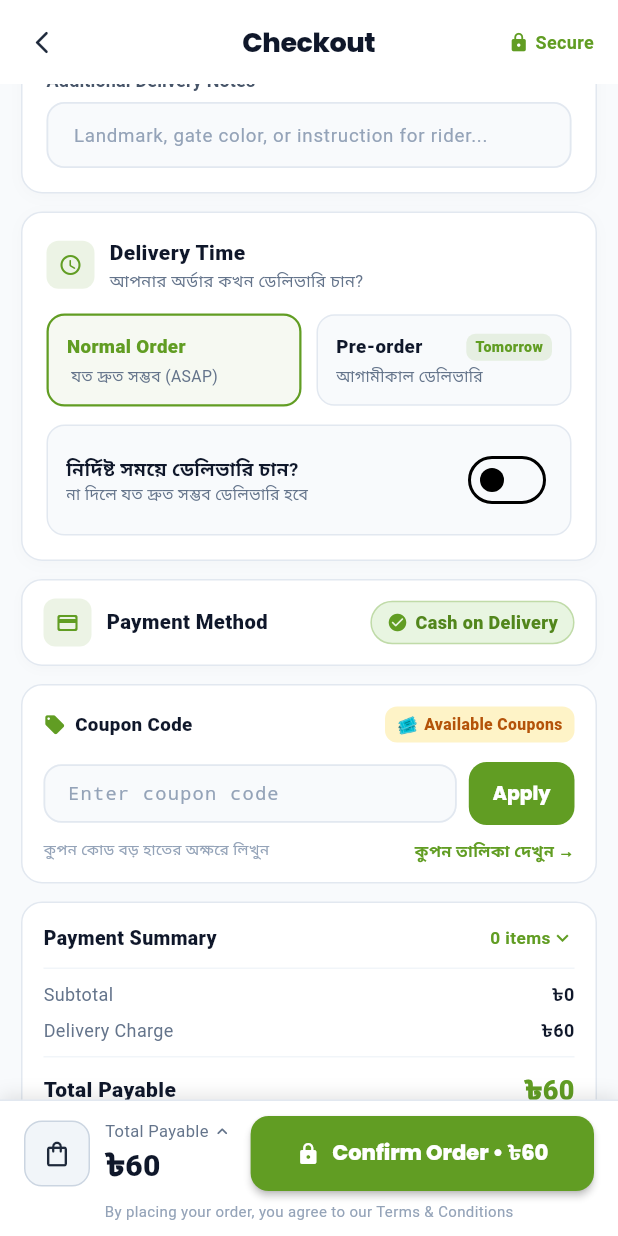
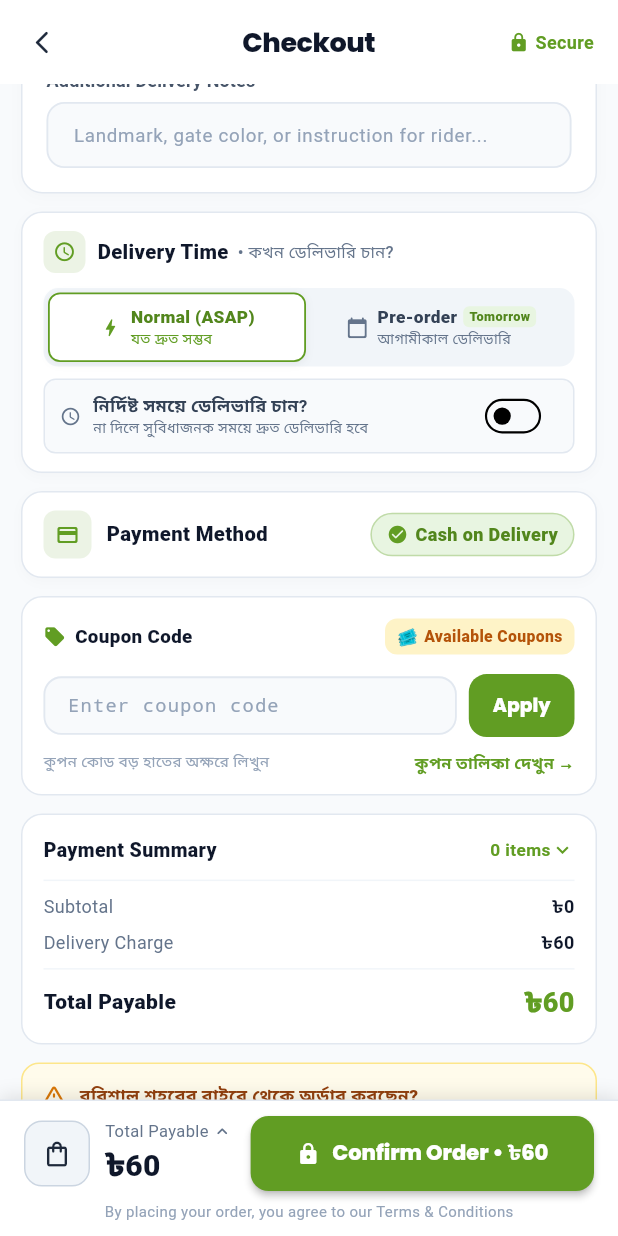
Before and after one commit to mdsaifulsaif/sobjihaat_app, a Flutter app: the CheckoutScreen screen opened directly, scrolled down 576 dp, on a phone screen of 412 x 824 dp. Run offline on Flutter 3.47's test engine with Material 3 defaults, Android fonts, the phone set to English and light mode, and no system bars; our stand-ins replace dio, flutter_riverpod, flutter_secure_storage, google_fonts, image_picker, pinput and 1 more; accounts and stored records are empty; network calls fail.

Commit message:
refactor: redesign delivery time section in checkout screen for compact and elegant layout

```diff
--- a/lib/features/cart/presentation/screens/checkout_screen.dart
+++ b/lib/features/cart/presentation/screens/checkout_screen.dart
@@ -522,27 +522,77 @@ class _CheckoutScreenState extends ConsumerState<CheckoutScreen> {
                       ),
                       const SizedBox(height: 12),
 
-                      // Section 3: Delivery Time (Local only)
+                      // Section 3: Delivery Time (Compact & Elegant)
                       if (_deliveryType == 'local') ...[
-                        _buildSectionCard(
-                          icon: Icons.access_time_rounded,
-                          title: 'Delivery Time',
-                          subtitle: 'আপনার অর্ডার কখন ডেলিভারি চান?',
-                          children: [
-                            // Normal vs Pre-order tabs
+                        Container(
+                          padding: const EdgeInsets.symmetric(horizontal: 14, vertical: 12),
+                          decoration: BoxDecoration(
+                            color: Colors.white,
+                            borderRadius: BorderRadius.circular(14),
+                            border: Border.all(color: const Color(0xFFE2E8F0)),
+                            boxShadow: [
+                              BoxShadow(
+                                color: Colors.black.withValues(alpha: 0.02),
+                                blurRadius: 6,
+                                offset: const Offset(0, 2),
+                              ),
+                            ],
+                          ),
+                          child: Column(
+                            crossAxisAlignment: CrossAxisAlignment.start,
+                            children: [
+                              // Header
                               Row(
+                                children: [
+                                  Container(
+                                    width: 28,
+                                    height: 28,
+                                    decoration: BoxDecoration(
+                                      color: AppColors.primary.withValues(alpha: 0.12),
+                                      borderRadius: BorderRadius.circular(8),
+                                    ),
+                                    child: const Icon(Icons.access_time_rounded, size: 15, color: AppColors.primary),
+                                  ),
+                                  const SizedBox(width: 8),
+                                  const Text(
+                                    'Delivery Time',
+                                    style: TextStyle(
+                                      fontSize: 13.5,
+                                      fontWeight: FontWeight.w800,
+                                      color: Color(0xFF0F172A),
+                                    ),
+                                  ),
+                                  const SizedBox(width: 6),
+                                  const Text(
+                                    '• কখন ডেলিভারি চান?',
+                                    style: TextStyle(fontSize: 11, color: Color(0xFF64748B), fontWeight: FontWeight.w500),
+                                  ),
+                                ],
+                              ),
+                              const SizedBox(height: 10),
+
+                              // Segmented Options: Normal vs Pre-order
+                              Container(
+                                padding: const EdgeInsets.all(3),
+                                decoration: BoxDecoration(
+                                  color: const Color(0xFFF1F5F9),
+                                  borderRadius: BorderRadius.circular(10),
+                                ),
+                                child: Row(
                                   children: [
                                     Expanded(
                                       child: _buildTimeModeButton(
                                         mode: 'normal',
-                                    label: 'Normal Order',
-                                    sub: ' যত দ্রুত সম্ভব (ASAP)',
-                                  ),
-                                ),
-                                const SizedBox(width: 10),
+                                        icon: Icons.bolt_rounded,
+                                        label: 'Normal (ASAP)',
+                                        sub: 'যত দ্রুত সম্ভব',
+                                      ),
+                                    ),
+                                    const SizedBox(width: 4),
                                     Expanded(
                                       child: _buildTimeModeButton(
                                         mode: 'preorder',
+                                        icon: Icons.calendar_today_rounded,
                                         label: 'Pre-order',
                                         sub: 'আগামীকাল ডেলিভারি',
                                         badge: 'Tomorrow',
@@ -550,47 +600,68 @@ class _CheckoutScreenState extends ConsumerState<CheckoutScreen> {
                                     ),
                                   ],
                                 ),
-                            const SizedBox(height: 12),
-
-                            // Custom time toggle
-                            Container(
-                              padding: const EdgeInsets.all(12),
-                              decoration: BoxDecoration(
-                                color: const Color(0xFFF8FAFC),
-                                borderRadius: BorderRadius.circular(12),
-                                border: Border.all(color: const Color(0xFFE2E8F0)),
-                              ),
+                              ),
+                              const SizedBox(height: 8),
+
+                              // Slim inline toggle for specific delivery time
+                              InkWell(
+                                onTap: () {
+                                  setState(() {
+                                    _wantsCustomTime = !_wantsCustomTime;
+                                    if (!_wantsCustomTime) _selectedCustomTime = null;
+                                  });
+                                },
+                                borderRadius: BorderRadius.circular(8),
+                                child: Container(
+                                  padding: const EdgeInsets.symmetric(horizontal: 10, vertical: 4),
+                                  decoration: BoxDecoration(
+                                    color: _wantsCustomTime
+                                        ? AppColors.primary.withValues(alpha: 0.05)
+                                        : const Color(0xFFF8FAFC),
+                                    borderRadius: BorderRadius.circular(8),
+                                    border: Border.all(
+                                      color: _wantsCustomTime
+                                          ? AppColors.primary.withValues(alpha: 0.3)
+                                          : const Color(0xFFE2E8F0),
+                                    ),
+                                  ),
+                                  child: Row(
+                                    children: [
+                                      Icon(
+                                        Icons.schedule_rounded,
+                                        size: 14,
+                                        color: _wantsCustomTime ? AppColors.primary : const Color(0xFF64748B),
+                                      ),
+                                      const SizedBox(width: 8),
+                                      Expanded(
                                         child: Column(
-                                children: [
-                                  Row(
-                                    mainAxisAlignment: MainAxisAlignment.spaceBetween,
-                                    children: [
-                                      Column(
                                           crossAxisAlignment: CrossAxisAlignment.start,
-                                        children: [
-                                          const Text(
-                                            'নির্দিষ্ট সময়ে ডেলিভারি চান?',
+                                          mainAxisSize: MainAxisSize.min,
+                                          children: [
+                                            Text(
+                                              'নির্দিষ্ট সময়ে ডেলিভারি চান?',
                                               style: TextStyle(
-                                              fontSize: 12.5,
+                                                fontSize: 11.5,
                                                 fontWeight: FontWeight.w700,
-                                              color: Color(0xFF0F172A),
-                                            ),
-                                          ),
-                                          Text(
-                                            _orderMode == 'preorder'
-                                                ? 'না দিলে আগামীকাল সুবিধাজনক সময়ে ডেলিভারি হবে'
-                                                : 'না দিলে যত দ্রুত সম্ভব ডেলিভারি হবে',
-                                            style: const TextStyle(
-                                              fontSize: 10.5,
-                                              color: Color(0xFF64748B),
-                                            ),
-                                          ),
-                                        ],
-                                      ),
-                                      Switch(
+                                                color: _wantsCustomTime ? AppColors.primaryDark : const Color(0xFF334155),
+                                              ),
+                                            ),
+                                            Text(
+                                              _wantsCustomTime
+                                                  ? 'নিচের সুবিধাজনক সময় সিলেক্ট করুন'
+                                                  : 'না দিলে সুবিধাজনক সময়ে দ্রুত ডেলিভারি হবে',
+                                              style: const TextStyle(fontSize: 9.5, color: Color(0xFF64748B)),
+                                            ),
+                                          ],
+                                        ),
+                                      ),
+                                      Transform.scale(
+                                        scale: 0.72,
+                                        child: Switch(
                                           value: _wantsCustomTime,
                                           activeThumbColor: Colors.white,
                                           activeTrackColor: AppColors.primary,
+                                          materialTapTargetSize: MaterialTapTargetSize.shrinkWrap,
                                           onChanged: (val) {
                                             setState(() {
                                               _wantsCustomTime = val;
@@ -598,13 +669,18 @@ class _CheckoutScreenState extends ConsumerState<CheckoutScreen> {
                                             });
                                           },
                                         ),
-                                    ],
-                                  ),
+                                      ),
+                                    ],
+                                  ),
+                                ),
+                              ),
+
+                              // Time slots if toggled
                               if (_wantsCustomTime) ...[
-                                    const SizedBox(height: 10),
+                                const SizedBox(height: 8),
                                 Wrap(
-                                      spacing: 8,
-                                      runSpacing: 8,
+                                  spacing: 6,
+                                  runSpacing: 6,
                                   children: [
                                     '09:00 AM - 11:00 AM',
                                     '11:00 AM - 01:00 PM',
@@ -616,23 +692,18 @@ class _CheckoutScreenState extends ConsumerState<CheckoutScreen> {
                                       onTap: () => setState(() => _selectedCustomTime = timeSlot),
                                       borderRadius: BorderRadius.circular(8),
                                       child: Container(
-                                            padding: const EdgeInsets.symmetric(
-                                              horizontal: 10,
-                                              vertical: 6,
-                                            ),
+                                        padding: const EdgeInsets.symmetric(horizontal: 9, vertical: 5),
                                         decoration: BoxDecoration(
                                           color: isSelected ? AppColors.primary : Colors.white,
                                           borderRadius: BorderRadius.circular(8),
                                           border: Border.all(
-                                                color: isSelected
-                                                    ? AppColors.primary
-                                                    : const Color(0xFFCBD5E1),
+                                            color: isSelected ? AppColors.primary : const Color(0xFFCBD5E1),
                                           ),
                                         ),
                                         child: Text(
                                           timeSlot,
                                           style: TextStyle(
-                                                fontSize: 11,
+                                            fontSize: 10.5,
                                             fontWeight: FontWeight.w700,
                                             color: isSelected ? Colors.white : const Color(0xFF334155),
                                           ),
@@ -644,8 +715,6 @@ class _CheckoutScreenState extends ConsumerState<CheckoutScreen> {
                               ],
                             ],
                           ),
-                            ),
-                          ],
                         ),
                         const SizedBox(height: 12),
                       ],
@@ -942,6 +1011,7 @@ class _CheckoutScreenState extends ConsumerState<CheckoutScreen> {
 
   Widget _buildTimeModeButton({
     required String mode,
+    required IconData icon,
     required String label,
     required String sub,
     String? badge,
@@ -949,53 +1019,85 @@ class _CheckoutScreenState extends ConsumerState<CheckoutScreen> {
     final isSelected = _orderMode == mode;
     return InkWell(
       onTap: () => setState(() => _orderMode = mode),
-      borderRadius: BorderRadius.circular(12),
-      child: Container(
-        padding: const EdgeInsets.all(12),
-        decoration: BoxDecoration(
-          color: isSelected ? AppColors.primary.withValues(alpha: 0.06) : const Color(0xFFF8FAFC),
-          borderRadius: BorderRadius.circular(12),
-          border: Border.all(
-            color: isSelected ? AppColors.primary : const Color(0xFFE2E8F0),
-            width: isSelected ? 1.5 : 1.0,
-          ),
-        ),
+      borderRadius: BorderRadius.circular(8),
+      child: AnimatedContainer(
+        duration: const Duration(milliseconds: 150),
+        padding: const EdgeInsets.symmetric(horizontal: 8, vertical: 7),
+        decoration: BoxDecoration(
+          color: isSelected ? Colors.white : Colors.transparent,
+          borderRadius: BorderRadius.circular(8),
+          boxShadow: isSelected
+              ? [
+                  BoxShadow(
+                    color: Colors.black.withValues(alpha: 0.06),
+                    blurRadius: 4,
+                    offset: const Offset(0, 1),
+                  ),
+                ]
+              : null,
+          border: isSelected ? Border.all(color: AppColors.primary, width: 1.2) : null,
+        ),
+        child: Row(
+          mainAxisAlignment: MainAxisAlignment.center,
+          children: [
+            Icon(
+              icon,
+              size: 15,
+              color: isSelected ? AppColors.primary : const Color(0xFF64748B),
+            ),
+            const SizedBox(width: 6),
+            Flexible(
               child: Column(
                 crossAxisAlignment: CrossAxisAlignment.start,
+                mainAxisSize: MainAxisSize.min,
                 children: [
                   Row(
-              mainAxisAlignment: MainAxisAlignment.spaceBetween,
-              children: [
-                Text(
+                    mainAxisSize: MainAxisSize.min,
+                    children: [
+                      Flexible(
+                        child: Text(
                           label,
                           style: TextStyle(
-                    fontSize: 12.5,
+                            fontSize: 11.5,
                             fontWeight: FontWeight.w800,
-                    color: isSelected ? AppColors.primary : const Color(0xFF0F172A),
-                  ),
-                ),
-                if (badge != null)
+                            color: isSelected ? AppColors.primaryDark : const Color(0xFF334155),
+                          ),
+                          maxLines: 1,
+                          overflow: TextOverflow.ellipsis,
+                        ),
+                      ),
+                      if (badge != null) ...[
+                        const SizedBox(width: 4),
                         Container(
-                    padding: const EdgeInsets.symmetric(horizontal: 6, vertical: 2),
-                    decoration: BoxDecoration(
-                      color: AppColors.primary.withValues(alpha: 0.12),
-                      borderRadius: BorderRadius.circular(6),
+                          padding: const EdgeInsets.symmetric(horizontal: 4, vertical: 1),
+                          decoration: BoxDecoration(
+                            color: const Color(0xFFE8F5E1),
+                            borderRadius: BorderRadius.circular(4),
                           ),
                           child: Text(
                             badge,
                             style: const TextStyle(
+                              fontSize: 8.5,
+                              fontWeight: FontWeight.w800,
+                              color: AppColors.primaryDark,
+                            ),
+                          ),
+                        ),
+                      ],
+                    ],
+                  ),
+                  Text(
+                    sub,
+                    style: TextStyle(
                       fontSize: 9.5,
-                        fontWeight: FontWeight.w800,
-                        color: AppColors.primary,
-                      ),
-                    ),
-                  ),
-              ],
-            ),
-            const SizedBox(height: 2),
-            Text(
-              sub,
-              style: const TextStyle(fontSize: 10.5, color: Color(0xFF64748B)),
+                      fontWeight: FontWeight.w500,
+                      color: isSelected ? AppColors.primary : const Color(0xFF64748B),
+                    ),
+                    maxLines: 1,
+                    overflow: TextOverflow.ellipsis,
+                  ),
+                ],
+              ),
             ),
           ],
         ),
```
Lines whose indentation alone changed are shown as unchanged.
